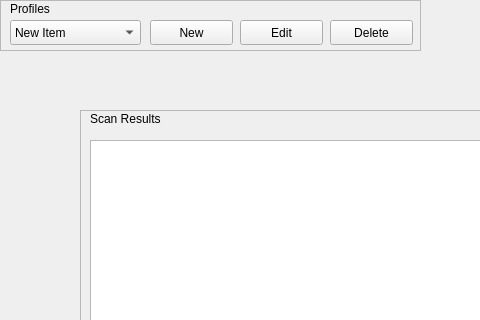
Old version of the form mainwindow.ui in the repository hakankhan/team28comp3004; both pictures show x 0 to 480 and y 0 to 320 of the 800 by 600 pixel window.
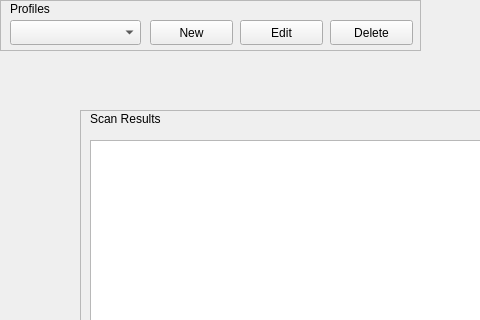
New version of the form.

Commit message: profile box starts empty

What changed in the file:
```diff
--- a/mainwindow.ui
+++ b/mainwindow.ui
@@ -206,11 +206,6 @@
          <height>25</height>
         </rect>
        </property>
-       <item>
-        <property name="text">
-         <string>New Item</string>
-        </property>
-       </item>
       </widget>
       <widget class="QPushButton" name="new_profile_button">
        <property name="geometry">
```
